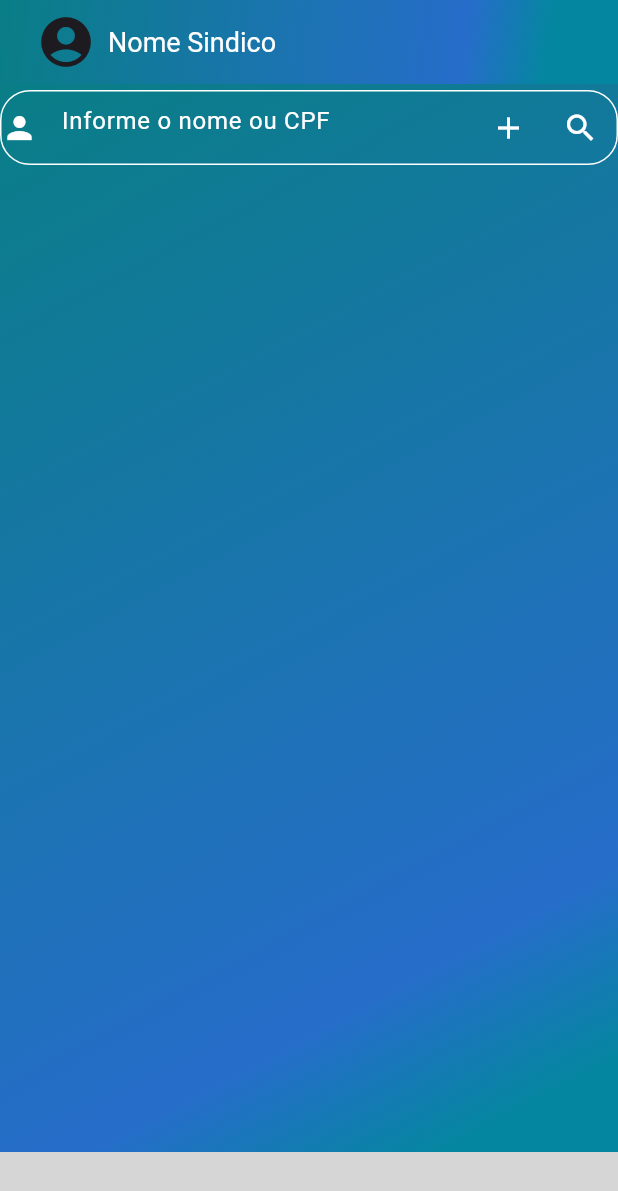
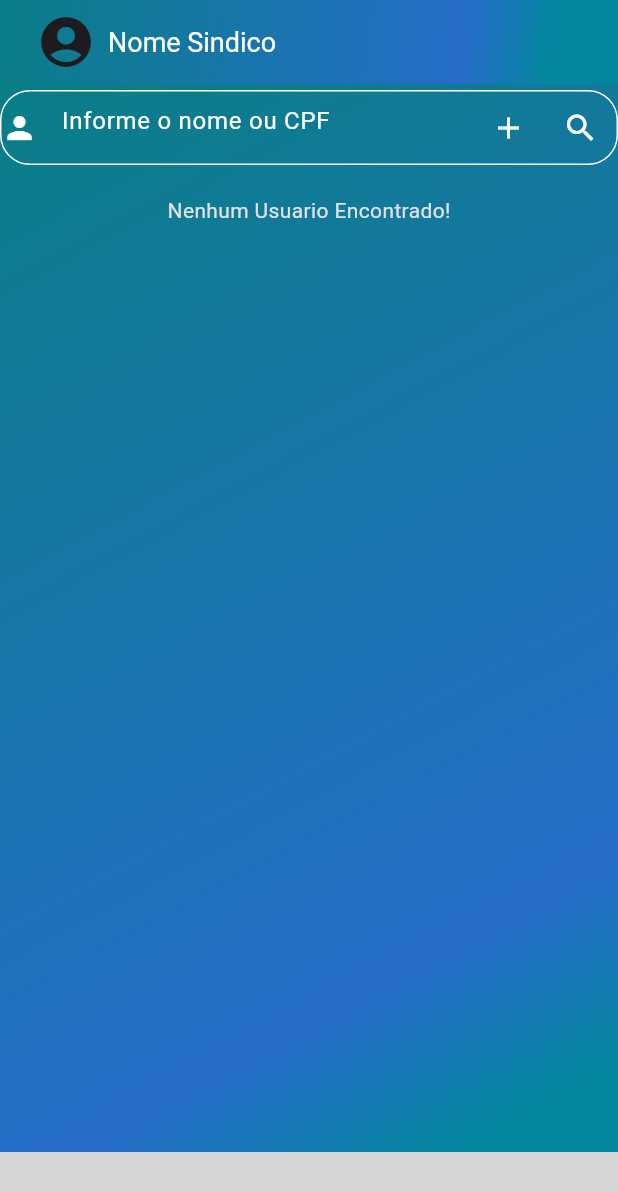
Before and after one commit to igorcalves/Condominus, a Flutter app: the screen it shows after launch, swiped to page 2, on a phone screen of 412 x 824 dp. Shown: the top 1191 px of the screen. Run offline on Flutter 3.47's test engine with Material 3 defaults, Android fonts, the phone set to English and light mode, and no system bars; missing offline and left inert: rolling_bottom_bar; statements that could not run were skipped; grey boxes are pictures that could not be loaded.

```diff
--- a/lib/componentes/campo_texto.dart
+++ b/lib/componentes/campo_texto.dart
@@ -5,7 +5,7 @@ import 'package:Condominus/modelosDoApp/modelo_cores.dart';
 import 'package:Condominus/pages/sindico/usuarios/sub_tela_editar_criar_usuario.dart';
 import 'package:provider/provider.dart';
 
-TextField campoDeBusca(BuildContext context) {
+TextField campoDeBusca(BuildContext context, Function controlarEstado) {
   final TextEditingController textFieldController = TextEditingController();
 
   final UserProvider users = Provider.of(context, listen: false);
@@ -38,7 +38,8 @@ TextField campoDeBusca(BuildContext context) {
           ),
           IconePequisa(
             onPressed: () {
-              users.buscarNomeOuCpf(textFieldController.text);
+              controlarEstado();
+              users.escolherTipoDeBusca(textFieldController.text);
             },
           )
         ],
--- a/lib/modelosDoApp/modelo_texto.dart
+++ b/lib/modelosDoApp/modelo_texto.dart
@@ -25,7 +25,9 @@ class TextoPersonalizado extends StatelessWidget {
 }
 
 class TextoBuscarUsuario extends StatelessWidget {
-  const TextoBuscarUsuario({super.key});
+  final void Function() controlarEstado;
+
+  const TextoBuscarUsuario({super.key, required this.controlarEstado});
 
   @override
   Widget build(BuildContext context) {
@@ -37,6 +39,6 @@ class TextoBuscarUsuario extends StatelessWidget {
             width: 1.0,
           ),
         ),
-        child: campoDeBusca(context));
+        child: campoDeBusca(context, controlarEstado));
   }
 }
--- a/lib/pages/sindico/usuarios/tela_princial_gerenciar_usuarios.dart
+++ b/lib/pages/sindico/usuarios/tela_princial_gerenciar_usuarios.dart
@@ -6,8 +6,22 @@ import 'package:Condominus/provider/user_provider.dart';
 import 'package:flutter/material.dart';
 import 'package:provider/provider.dart';
 
-class AppWidget extends StatelessWidget {
+class AppWidget extends StatefulWidget {
   const AppWidget({super.key});
+
+  @override
+  State<AppWidget> createState() => _AppWidgetState();
+}
+
+class _AppWidgetState extends State<AppWidget> {
+  var users;
+
+  controlarEstado({Function Function()? buscarUsarios}) async {
+    () => buscarUsarios!();
+    print('ta indo');
+  }
+
+  bool carregamento = false;
 
   @override
   Widget build(BuildContext context) {
@@ -31,9 +45,16 @@ class AppWidget extends StatelessWidget {
               padding: const EdgeInsets.symmetric(vertical: 4.0),
               child: Column(
                 children: [
-                  const TextoBuscarUsuario(),
-                  Expanded(
-                    child: listarOsUsuariosNaTela(context),
+                  TextoBuscarUsuario(
+                    controlarEstado: () => controlarEstado(),
+                  ),
+                  carregamento
+                      ? const Expanded(
+                          child: Center(
+                          child: CircularProgressIndicator(),
+                        ))
+                      : Expanded(
+                          child: listarOsUsuariosNaTela(context, users),
                         ),
                 ],
               ),
@@ -45,15 +66,22 @@ class AppWidget extends StatelessWidget {
   }
 }
 
-ListView listarOsUsuariosNaTela(BuildContext context) {
-  UserProvider userProvide = Provider.of(context);
-  List<User> users = userProvide.buscarTodos();
-  return ListView.builder(
-    itemCount: userProvide.tamanhoDaLista(),
+Widget listarOsUsuariosNaTela(BuildContext context, var users) {
+  return users != null
+      ? ListView.builder(
+          itemCount: users.lengt,
           itemBuilder: (context, index) {
             return ListTile(
               title: FramePessoa(user: users[index]),
             );
           },
+        )
+      : const Column(
+          children: [
+            SizedBox(
+              height: 20,
+            ),
+            Text('Nenhum Usuario Encontrado!'),
+          ],
         );
 }
--- a/lib/repository/fake_repository.dart
+++ b/lib/repository/fake_repository.dart
@@ -1,5 +1,6 @@
+
+/*
 import 'dart:convert';
-import 'dart:ffi';
 
 import 'package:Condominus/dominio/user.dart';
 import 'package:Condominus/repository/fakeDb.dart';
@@ -17,6 +18,7 @@ class FakeRepository extends ImplementarRepositorio {
     if (usuarioFiltrado.cpf != null) {
       return usuarioFiltrado;
     }
+    return usuarioFiltrado;
   }
 
   @override
@@ -51,3 +53,4 @@ class FakeRepository extends ImplementarRepositorio {
     userList.add(userMap);
   }
 }
+*/
--- a/pubspec.yaml
+++ b/pubspec.yaml
@@ -15,6 +15,7 @@ dependencies:
     sdk: flutter
   intl: ^0.19.0
   provider:
+  http: any
 
   cupertino_icons: ^1.0.6
   rolling_bottom_bar: ^0.2.2
```
Also changed, not shown: lib/main.dart (+4 -3 lines), lib/provider/user_provider.dart (+22 -15 lines), lib/repository/interfaceContrato.dart (added, +9 -0 lines), lib/repository/interface_repositorio.dart (deleted, +0 -7 lines), lib/repository/repositorio_principal.dart (added, +90 -0 lines), pubspec.lock. Lines whose indentation alone changed are shown as unchanged.
